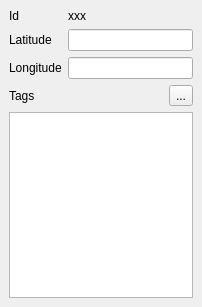
The window that TrackPointProperties.ui (openstreetmap/merkaartor) describes before a commit, drawn with Qt 5.
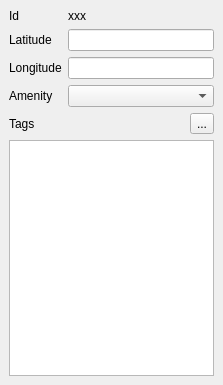
The same window after the commit. Icons and pictures are not drawn.

Commit message: ADD : nice amenity tag selector for nodes

What changed in the file:
```diff
--- a/TrackPointProperties.ui
+++ b/TrackPointProperties.ui
@@ -5,8 +5,8 @@
    <rect>
     <x>0</x>
     <y>0</y>
-    <width>202</width>
-    <height>307</height>
+    <width>223</width>
+    <height>385</height>
    </rect>
   </property>
   <property name="windowTitle" >
@@ -61,6 +61,16 @@
      <item row="2" column="1" >
       <widget class="QLineEdit" name="Longitude" />
      </item>
+     <item row="3" column="1" >
+      <widget class="QComboBox" name="Amenity" />
+     </item>
+     <item row="3" column="0" >
+      <widget class="QLabel" name="label_5" >
+       <property name="text" >
+        <string>Amenity</string>
+       </property>
+      </widget>
+     </item>
     </layout>
    </item>
    <item>
```
Left out of the diff: 28 changed lines with no effect on the pictures. The commit also changes 6 other files.
